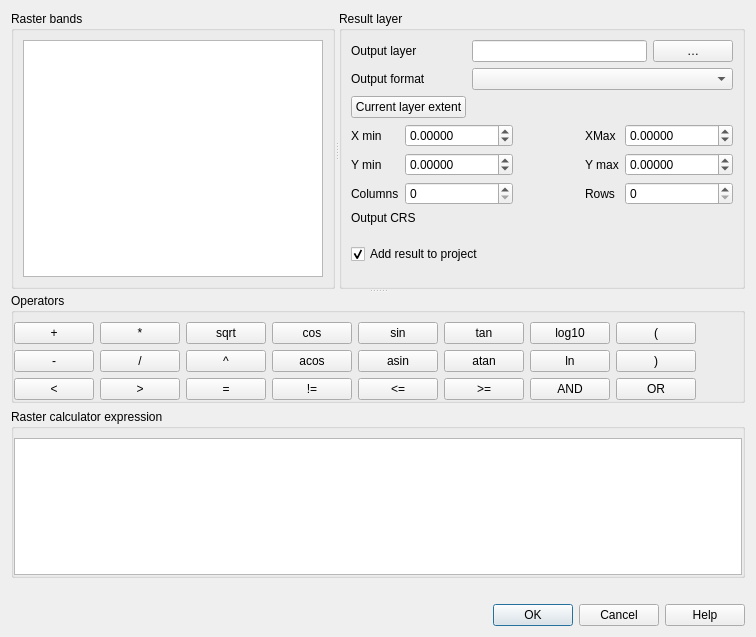
The window that src/ui/qgsrastercalcdialogbase.ui (carsmie/QGIS) describes before a commit, drawn with Qt 5.
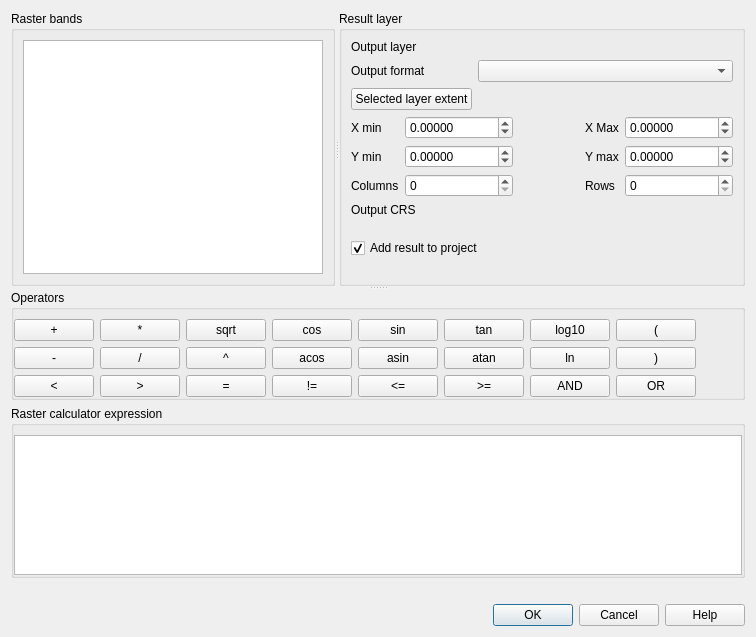
The same window after the commit. Custom widgets are drawn as their Qt base class.

Commit message: [raster calc] make use of qgsfilewidget and fix some labels

The edit to the form file:
```diff
--- a/src/ui/qgsrastercalcdialogbase.ui
+++ b/src/ui/qgsrastercalcdialogbase.ui
@@ -84,7 +84,7 @@
           <item row="1" column="3">
            <widget class="QLabel" name="mXMaxLabel">
             <property name="text">
-             <string>XMax</string>
+             <string>X Max</string>
             </property>
            </widget>
           </item>
@@ -163,8 +163,8 @@
           </item>
          </layout>
         </item>
-        <item row="0" column="1" colspan="2">
-         <widget class="QLineEdit" name="mOutputLayerLineEdit"/>
+        <item row="0" column="1" colspan="3">
+         <widget class="QgsFileWidget" name="mOutputLayer"/>
         </item>
         <item row="1" column="0">
          <widget class="QLabel" name="mOutputFormatLabel">
@@ -176,7 +176,7 @@
         <item row="2" column="0">
          <widget class="QPushButton" name="mCurrentLayerExtentButton">
           <property name="text">
-           <string>Current layer extent</string>
+           <string>Selected layer extent</string>
           </property>
          </widget>
         </item>
@@ -185,28 +185,6 @@
           <property name="text">
            <string>Output layer</string>
           </property>
-          <property name="buddy">
-           <cstring>mOutputLayerPushButton</cstring>
-          </property>
-         </widget>
-        </item>
-        <item row="0" column="3">
-         <widget class="QPushButton" name="mOutputLayerPushButton">
-          <property name="sizePolicy">
-           <sizepolicy hsizetype="Preferred" vsizetype="Fixed">
-            <horstretch>0</horstretch>
-            <verstretch>0</verstretch>
-           </sizepolicy>
-          </property>
-          <property name="minimumSize">
-           <size>
-            <width>20</width>
-            <height>0</height>
-           </size>
-          </property>
-          <property name="text">
-           <string>…</string>
-          </property>
          </widget>
         </item>
         <item row="6" column="0" colspan="4">
@@ -526,6 +504,11 @@
    <header>qgsprojectionselectionwidget.h</header>
    <container>1</container>
   </customwidget>
+  <customwidget>
+   <class>QgsFileWidget</class>
+   <extends>QWidget</extends>
+   <header>qgsfilewidget.h</header>
+  </customwidget>
  </customwidgets>
  <tabstops>
   <tabstop>mRasterBandsListWidget</tabstop>
```
Left out of the diff: 3 changed lines with no effect on the pictures. The commit also changes 2 other files.
